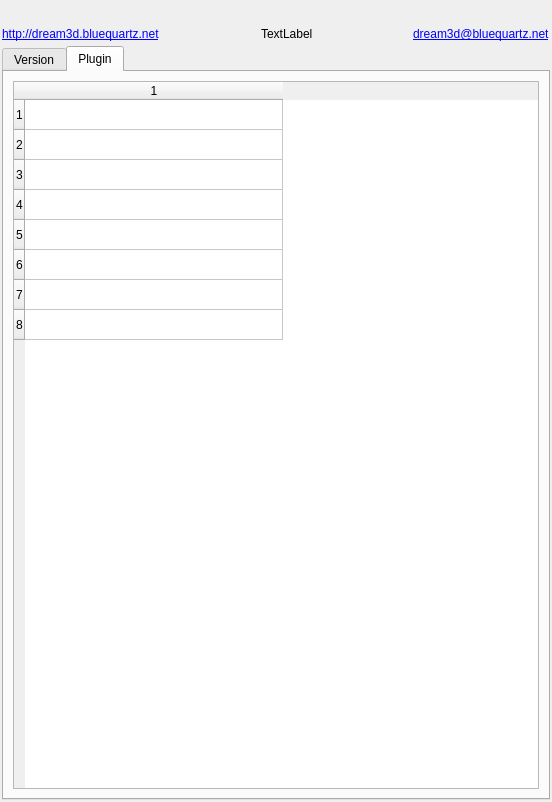
First picture: the form in Source/Applications/DREAM3D/UI_Files/AboutDREAM3D.ui, repository BlueQuartzSoftware/DREAM3D, before the edit.
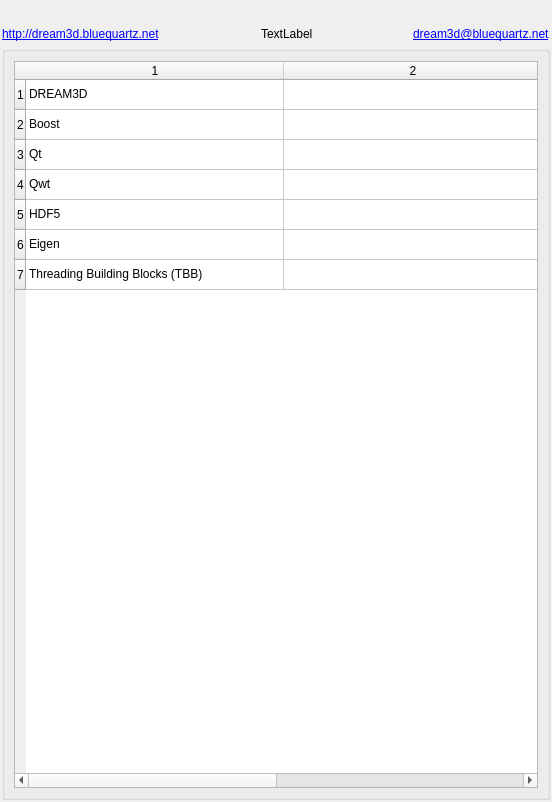
Second picture: the form after the edit. The open tabs and pages were chosen to show the change. Icons and pictures are not drawn.

Commit message:
Add PluginDetails class.
Added PluginDetails class to show more details about a selected plugin
in the AboutPlugins dialog box.

updates #216.

Patch:
```diff
--- a/Source/Applications/DREAM3D/UI_Files/AboutDREAM3D.ui
+++ b/Source/Applications/DREAM3D/UI_Files/AboutDREAM3D.ui
@@ -146,17 +146,7 @@
     </layout>
    </item>
    <item>
-    <widget class="QTabWidget" name="tabWidget">
-     <property name="tabPosition">
-      <enum>QTabWidget::North</enum>
-     </property>
-     <property name="currentIndex">
-      <number>0</number>
-     </property>
-     <widget class="QWidget" name="versionTab">
-      <attribute name="title">
-       <string>Version</string>
-      </attribute>
+    <widget class="QGroupBox" name="groupBox">
       <layout class="QVBoxLayout" name="verticalLayout_2">
        <item>
         <widget class="QTableWidget" name="version">
@@ -216,36 +206,6 @@
         </widget>
        </item>
       </layout>
-     </widget>
-     <widget class="QWidget" name="pluginTab">
-      <attribute name="title">
-       <string>Plugin</string>
-      </attribute>
-      <layout class="QVBoxLayout" name="verticalLayout_3">
-       <item>
-        <widget class="QTableWidget" name="plugin">
-         <property name="rowCount">
-          <number>8</number>
-         </property>
-         <property name="columnCount">
-          <number>1</number>
-         </property>
-         <attribute name="horizontalHeaderDefaultSectionSize">
-          <number>258</number>
-         </attribute>
-         <row/>
-         <row/>
-         <row/>
-         <row/>
-         <row/>
-         <row/>
-         <row/>
-         <row/>
-         <column/>
-        </widget>
-       </item>
-      </layout>
-     </widget>
     </widget>
    </item>
   </layout>
```
Left out of the diff: 11 changed lines with no effect on the pictures. Lines whose indentation alone changed are shown as unchanged. The commit also changes 8 other files.
